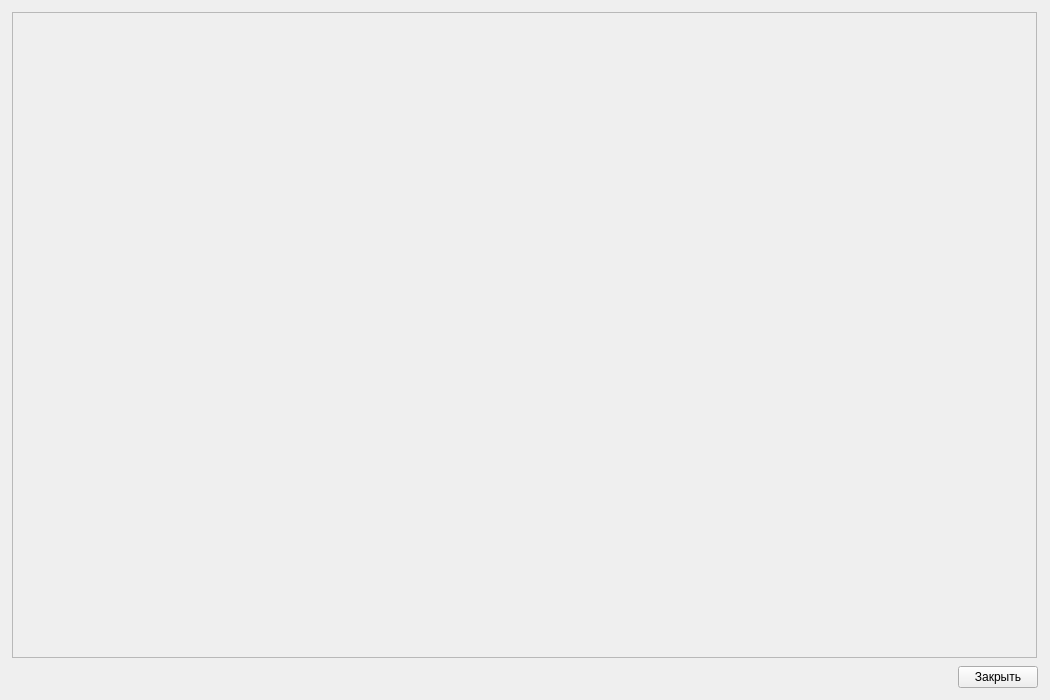
First picture: the form in physicsBreak3.0/help.ui, repository GitHubEngine/Physics, before the edit.
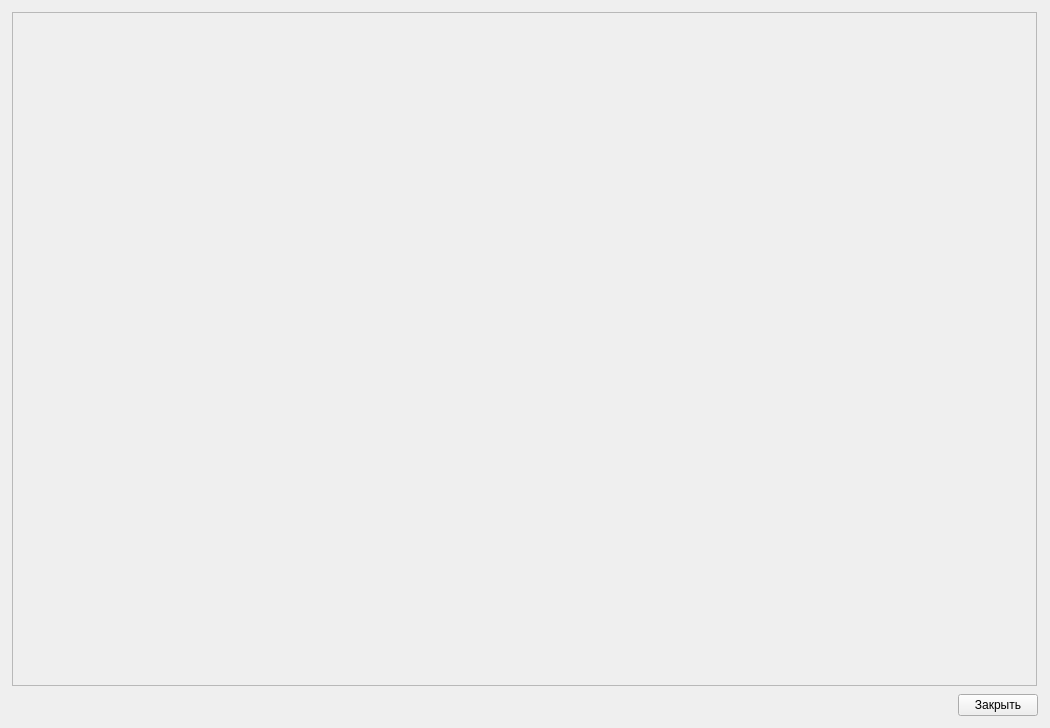
Second picture: the form after the edit.

```diff
--- a/physicsBreak3.0/help.ui
+++ b/physicsBreak3.0/help.ui
@@ -7,15 +7,9 @@
     <x>0</x>
     <y>0</y>
     <width>1050</width>
-    <height>700</height>
+    <height>728</height>
    </rect>
   </property>
-  <property name="minimumSize">
-   <size>
-    <width>1050</width>
-    <height>700</height>
-   </size>
-  </property>
   <property name="windowTitle">
    <string>Справка</string>
   </property>
@@ -46,7 +40,7 @@
            <x>0</x>
            <y>0</y>
            <width>1027</width>
-           <height>649</height>
+           <height>675</height>
           </rect>
          </property>
          <layout class="QVBoxLayout" name="verticalLayout_3"/>
```
